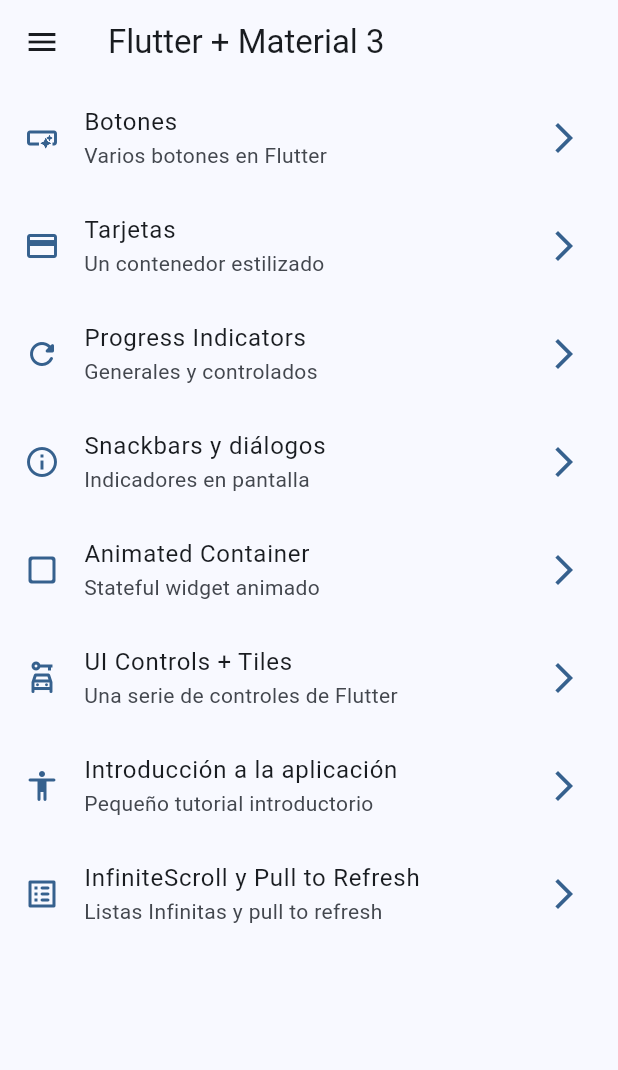
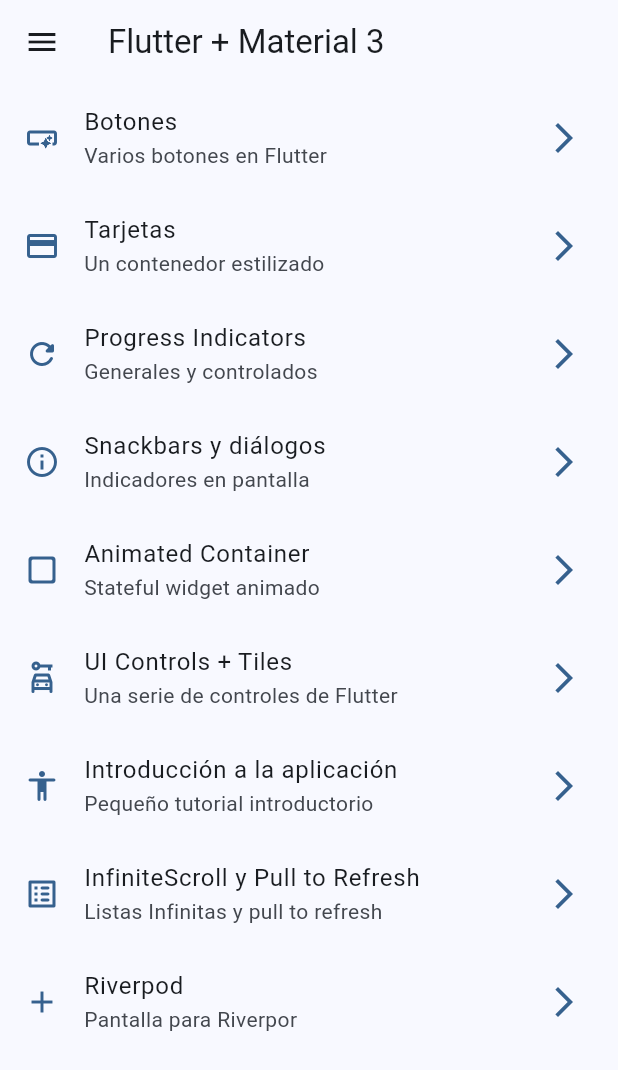
Before and after one commit to Axely7/Widgets-App, a Flutter app: the screen it shows after launch, on a phone screen of 412 x 824 dp. Shown: the top 1070 px of the screen. Run offline on Flutter 3.47's test engine with Material 2 defaults, Android fonts, the phone set to English and light mode, and no system bars; our stand-ins replace animate_do, flutter_riverpod, go_router.

Commit message:
Using Riverpod for counter and boolean

```diff
--- a/lib/config/menu/menu_items.dart
+++ b/lib/config/menu/menu_items.dart
@@ -53,5 +53,10 @@ const appMenuItems = <MenuItems>[
       title: 'InfiniteScroll y Pull to Refresh',
       subTitle: 'Listas Infinitas y pull to refresh',
       link: '/infinite',
-      icon: Icons.list_alt_rounded)
+      icon: Icons.list_alt_rounded),
+  MenuItems(
+      title: 'Riverpod',
+      subTitle: 'Pantalla para Riverpor',
+      link: '/counter_screen',
+      icon: Icons.add)
 ];
--- a/lib/config/router/app_router.dart
+++ b/lib/config/router/app_router.dart
@@ -1,4 +1,5 @@
 import 'package:go_router/go_router.dart';
+import 'package:widgets_app/presentation/screens/counter/counter_screen.dart';
 import 'package:widgets_app/presentation/screens/screens.dart';
 
 final appRouter = GoRouter(initialLocation: '/', routes: [
@@ -46,5 +47,10 @@ final appRouter = GoRouter(initialLocation: '/', routes: [
     name: InifiniteScrollScreen.name,
     path: '/infinite',
     builder: (context, state) => const InifiniteScrollScreen(),
+  ),
+  GoRoute(
+    name: CounterScreen.name,
+    path: '/counter_screen',
+    builder: (context, state) => const CounterScreen(),
   )
 ]);
--- a/lib/main.dart
+++ b/lib/main.dart
@@ -1,9 +1,12 @@
 import 'package:flutter/material.dart';
+import 'package:flutter_riverpod/flutter_riverpod.dart';
 import 'package:widgets_app/config/router/app_router.dart';
 import 'package:widgets_app/config/theme/app_theme.dart';
 
 void main() {
-  runApp(const MainApp());
+  runApp(const ProviderScope(
+    child: MainApp(),
+  ));
 }
 
 class MainApp extends StatelessWidget {
--- /dev/null
+++ b/lib/presentation/providers/counter_provider.dart
@@ -0,0 +1,3 @@
+import 'package:flutter_riverpod/flutter_riverpod.dart';
+
+final counterProvider = StateProvider<int>((ref) => 5);
--- /dev/null
+++ b/lib/presentation/providers/theme_provider.dart
@@ -0,0 +1,3 @@
+import 'package:flutter_riverpod/flutter_riverpod.dart';
+
+final isDarkModeProvider = StateProvider<bool>((ref) => false);
--- a/pubspec.yaml
+++ b/pubspec.yaml
@@ -10,6 +10,7 @@ dependencies:
   animate_do: ^3.0.2
   flutter:
     sdk: flutter
+  flutter_riverpod: ^2.3.10
   go_router: ^10.0.0
 
 dev_dependencies:
```
Also changed, not shown: lib/presentation/screens/counter/counter_screen.dart (added, +45 -0 lines), pubspec.lock.
